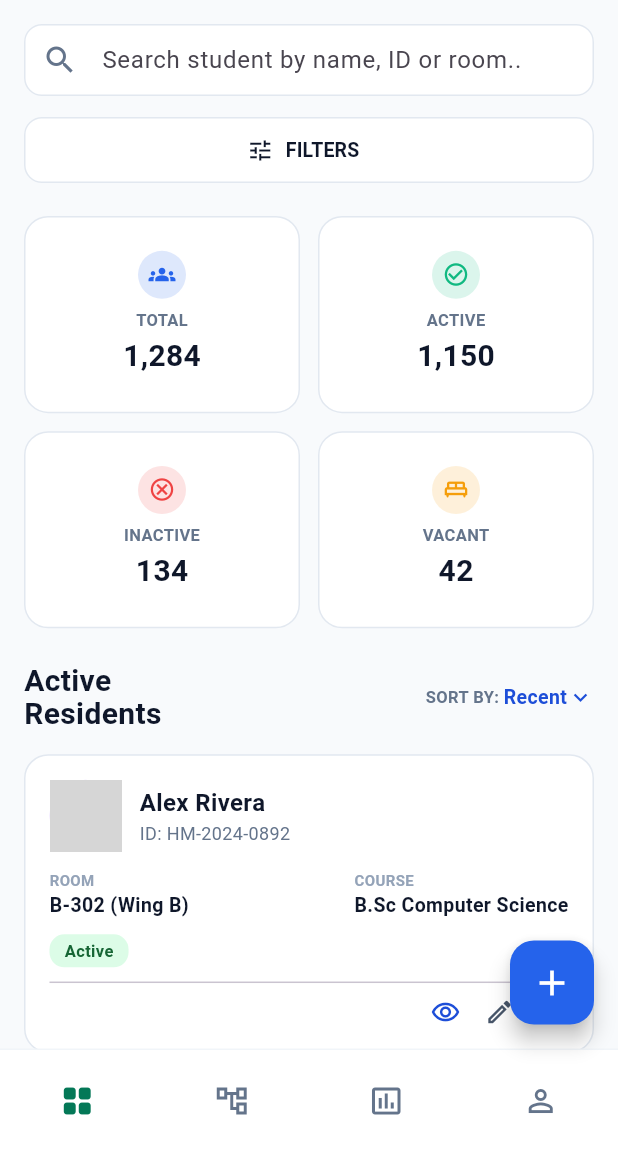
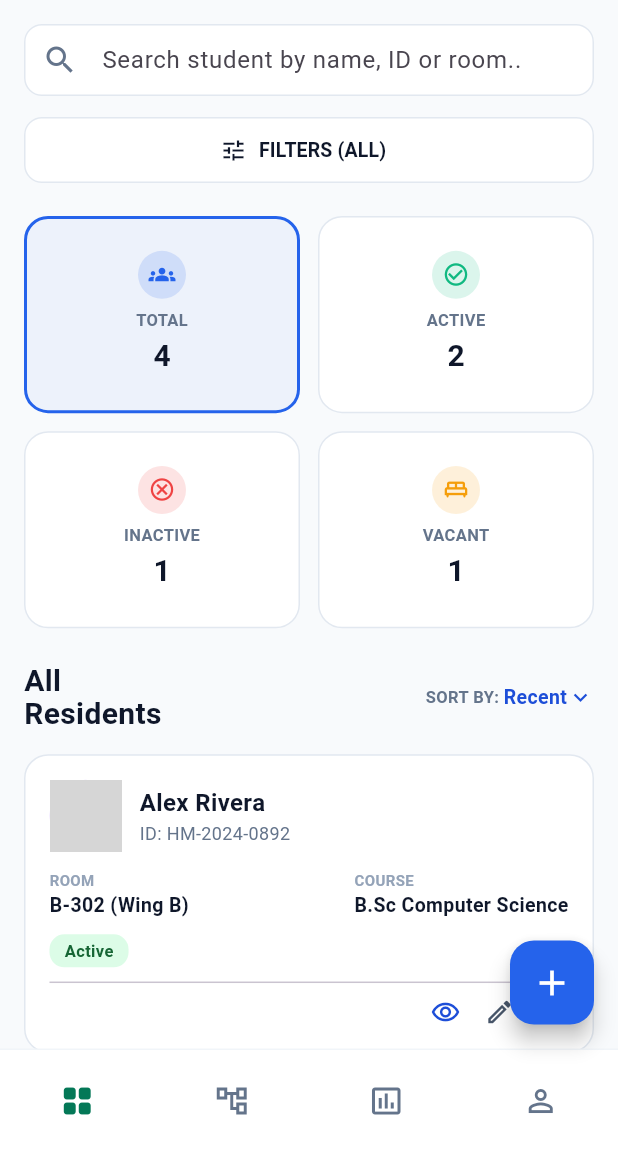
Before and after one commit to Yuvrajpatwa12/hostel-app-, a Flutter app: the StudentManagementScreen screen opened directly, on a phone screen of 412 x 824 dp, the part 84-1236 px from its top. Run offline on Flutter 3.47's test engine with Material 3 defaults, Android fonts, the phone set to English and light mode, and no system bars; network calls fail; Roboto replaces fonts that are missing (Plus Jakarta Sans); grey boxes are pictures that could not be loaded.

Commit message:
Update student management screen

```diff
--- a/lib/screens/admin/student_management_screen.dart
+++ b/lib/screens/admin/student_management_screen.dart
@@ -1,8 +1,71 @@
 import 'package:flutter/material.dart';
 import 'add_new_student_screen.dart';
 
-class StudentManagementScreen extends StatelessWidget {
+// Student Model Data Structure
+class Student {
+  final String name;
+  final String id;
+  final String room;
+  final String course;
+  final String status; // 'Active', 'Inactive', 'Vacant'
+  final bool isActive;
+
+  Student({
+    required this.name,
+    required this.id,
+    required this.room,
+    required this.course,
+    required this.status,
+    required this.isActive,
+  });
+}
+
+class StudentManagementScreen extends StatefulWidget {
   const StudentManagementScreen({super.key});
+
+  @override
+  State<StudentManagementScreen> createState() => _StudentManagementScreenState();
+}
+
+class _StudentManagementScreenState extends State<StudentManagementScreen> {
+  // Master Student List
+  final List<Student> _allStudents = [
+    Student(name: "Alex Rivera", id: "HM-2024-0892", room: "B-302 (Wing B)", course: "B.Sc Computer Science", status: "Active", isActive: true),
+    Student(name: "Maya Sterling", id: "HM-2024-1104", room: "A-105 (Wing A)", course: "B.A Economics", status: "Active", isActive: true),
+    Student(name: "Jordan Smith", id: "HM-2023-0451", room: "C-404 (Wing C)", course: "M.B.A Finance", status: "Inactive", isActive: false),
+    Student(name: "Liam Vance", id: "HM-2024-0012", room: "Unassigned", course: "B.Tech IT", status: "Vacant", isActive: false),
+  ];
+
+  String _searchQuery = "";
+  String _selectedFilterStatus = "ALL"; // ALL, ACTIVE, INACTIVE, VACANT
+
+  // Filter Logic
+  List<Student> get _filteredStudents {
+    return _allStudents.where((student) {
+      // Search Matching
+      final matchesSearch = student.name.toLowerCase().contains(_searchQuery.toLowerCase()) ||
+          student.id.toLowerCase().contains(_searchQuery.toLowerCase()) ||
+          student.room.toLowerCase().contains(_searchQuery.toLowerCase());
+
+      // Category / Card Selection Matching
+      bool matchesStatus = true;
+      if (_selectedFilterStatus == "ACTIVE") {
+        matchesStatus = student.status == "Active";
+      } else if (_selectedFilterStatus == "INACTIVE") {
+        matchesStatus = student.status == "Inactive";
+      } else if (_selectedFilterStatus == "VACANT") {
+        matchesStatus = student.status == "Vacant";
+      }
+
+      return matchesSearch && matchesStatus;
+    }).toList();
+  }
+
+  // Counts Calculation
+  int get _totalCount => _allStudents.length;
+  int get _activeCount => _allStudents.where((s) => s.status == "Active").length;
+  int get _inactiveCount => _allStudents.where((s) => s.status == "Inactive").length;
+  int get _vacantCount => _allStudents.where((s) => s.status == "Vacant").length;
 
   @override
   Widget build(BuildContext context) {
@@ -16,6 +79,11 @@ class StudentManagementScreen extends StatelessWidget {
           children: [
             // Search Input
             TextField(
+              onChanged: (value) {
+                setState(() {
+                  _searchQuery = value;
+                });
+              },
               decoration: InputDecoration(
                 hintText: "Search student by name, ID or room..",
                 prefixIcon: const Icon(Icons.search, color: Color(0xFF64748B)),
@@ -42,13 +110,16 @@ class StudentManagementScreen extends StatelessWidget {
                 shape: RoundedRectangleBorder(borderRadius: BorderRadius.circular(12)),
                 side: const BorderSide(color: Color(0xFFE2E8F0)),
               ),
-              onPressed: () {},
+              onPressed: _showFilterBottomSheet,
               icon: const Icon(Icons.tune, size: 18, color: Color(0xFF0F172A)),
-              label: const Text("FILTERS", style: TextStyle(color: Color(0xFF0F172A), fontWeight: FontWeight.bold, fontSize: 13)),
+              label: Text(
+                "FILTERS (${_selectedFilterStatus})",
+                style: const TextStyle(color: Color(0xFF0F172A), fontWeight: FontWeight.bold, fontSize: 13),
+              ),
             ),
             const SizedBox(height: 20),
 
-            // Top Summary Cards
+            // Interactive Summary Cards (Clickable)
             GridView.count(
               shrinkWrap: true,
               physics: const NeverScrollableScrollPhysics(),
@@ -57,19 +128,22 @@ class StudentManagementScreen extends StatelessWidget {
               mainAxisSpacing: 12,
               childAspectRatio: 1.4,
               children: [
-                _buildSummaryCard("TOTAL", "1,284", Icons.groups, const Color(0xFF2563EB)),
-                _buildSummaryCard("ACTIVE", "1,150", Icons.check_circle_outline, const Color(0xFF10B981)),
-                _buildSummaryCard("INACTIVE", "134", Icons.cancel_outlined, const Color(0xFFEF4444)),
-                _buildSummaryCard("VACANT", "42", Icons.king_bed_outlined, const Color(0xFFF59E0B)),
+                _buildSummaryCard("TOTAL", "$_totalCount", Icons.groups, const Color(0xFF2563EB), "ALL"),
+                _buildSummaryCard("ACTIVE", "$_activeCount", Icons.check_circle_outline, const Color(0xFF10B981), "ACTIVE"),
+                _buildSummaryCard("INACTIVE", "$_inactiveCount", Icons.cancel_outlined, const Color(0xFFEF4444), "INACTIVE"),
+                _buildSummaryCard("VACANT", "$_vacantCount", Icons.king_bed_outlined, const Color(0xFFF59E0B), "VACANT"),
               ],
             ),
             const SizedBox(height: 24),
 
-            // Active Residents Header & Sort
+            // Filter Title Header & Sort
             Row(
               mainAxisAlignment: MainAxisAlignment.spaceBetween,
               children: [
-                const Text("Active\nResidents", style: TextStyle(fontSize: 20, fontWeight: FontWeight.bold, color: Color(0xFF0F172A), height: 1.1)),
+                Text(
+                  "${_getFilterTitle()}\nResidents",
+                  style: const TextStyle(fontSize: 20, fontWeight: FontWeight.bold, color: Color(0xFF0F172A), height: 1.1),
+                ),
                 Row(
                   children: const [
                     Text("SORT BY: ", style: TextStyle(fontSize: 11, color: Color(0xFF64748B), fontWeight: FontWeight.w600)),
@@ -81,10 +155,23 @@ class StudentManagementScreen extends StatelessWidget {
             ),
             const SizedBox(height: 16),
 
-            // Student Cards List
-            _buildStudentCard("Alex Rivera", "HM-2024-0892", "B-302 (Wing B)", "B.Sc Computer Science", "Active", true),
-            _buildStudentCard("Maya Sterling", "HM-2024-1104", "A-105 (Wing A)", "B.A Economics", "Active", true),
-            _buildStudentCard("Jordan Smith", "HM-2023-0451", "C-404 (Wing C)", "M.B.A Finance", "Inactive", false),
+            // Dynamic Student Cards List
+            _filteredStudents.isEmpty
+                ? const Center(
+                    child: Padding(
+                      padding: EdgeInsets.all(24.0),
+                      child: Text("No students found.", style: TextStyle(color: Color(0xFF64748B))),
+                    ),
+                  )
+                : ListView.builder(
+                    shrinkWrap: true,
+                    physics: const NeverScrollableScrollPhysics(),
+                    itemCount: _filteredStudents.length,
+                    itemBuilder: (context, index) {
+                      final student = _filteredStudents[index];
+                      return _buildStudentCard(student);
+                    },
+                  ),
 
             const SizedBox(height: 12),
             Center(
@@ -102,7 +189,7 @@ class StudentManagementScreen extends StatelessWidget {
         ),
       ),
 
-      // 🚀 FAB linked to navigate to AddNewStudentScreen
+      // FAB Navigation
       floatingActionButton: FloatingActionButton(
         backgroundColor: const Color(0xFF2563EB),
         onPressed: () {
@@ -119,9 +206,39 @@ class StudentManagementScreen extends StatelessWidget {
     );
   }
 
-  Widget _buildSummaryCard(String title, String value, IconData icon, Color color) {
-    return Container(
-      decoration: BoxDecoration(color: Colors.white, borderRadius: BorderRadius.circular(16), border: Border.all(color: const Color(0xFFE2E8F0))),
+  String _getFilterTitle() {
+    switch (_selectedFilterStatus) {
+      case "ACTIVE":
+        return "Active";
+      case "INACTIVE":
+        return "Inactive";
+      case "VACANT":
+        return "Vacant";
+      default:
+        return "All";
+    }
+  }
+
+  // Summary Card Widget with Click Listener
+  Widget _buildSummaryCard(String title, String value, IconData icon, Color color, String filterType) {
+    final bool isSelected = _selectedFilterStatus == filterType;
+
+    return InkWell(
+      onTap: () {
+        setState(() {
+          _selectedFilterStatus = filterType;
+        });
+      },
+      borderRadius: BorderRadius.circular(16),
+      child: Container(
+        decoration: BoxDecoration(
+          color: isSelected ? color.withValues(alpha: 0.05) : Colors.white,
+          borderRadius: BorderRadius.circular(16),
+          border: Border.all(
+            color: isSelected ? color : const Color(0xFFE2E8F0),
+            width: isSelected ? 2.0 : 1.0,
+          ),
+        ),
         child: Column(
           mainAxisAlignment: MainAxisAlignment.center,
           children: [
@@ -132,10 +249,56 @@ class StudentManagementScreen extends StatelessWidget {
             Text(value, style: const TextStyle(fontSize: 20, fontWeight: FontWeight.bold, color: Color(0xFF0F172A))),
           ],
         ),
+      ),
     );
   }
 
-  Widget _buildStudentCard(String name, String id, String room, String course, String status, bool isActive) {
+  // Filter Bottom Sheet Dialog
+  void _showFilterBottomSheet() {
+    showModalBottomSheet(
+      context: context,
+      shape: const RoundedRectangleBorder(
+        borderRadius: BorderRadius.vertical(top: Radius.circular(20)),
+      ),
+      builder: (context) {
+        return Padding(
+          padding: const EdgeInsets.all(20.0),
+          child: Column(
+            mainAxisSize: MainAxisSize.min,
+            crossAxisAlignment: CrossAxisAlignment.start,
+            children: [
+              const Text("Filter Students By Status", style: TextStyle(fontSize: 18, fontWeight: FontWeight.bold)),
+              const SizedBox(height: 16),
+              Wrap(
+                spacing: 8,
+                children: ["ALL", "ACTIVE", "INACTIVE", "VACANT"].map((status) {
+                  final isSelected = _selectedFilterStatus == status;
+                  return ChoiceChip(
+                    label: Text(status),
+                    selected: isSelected,
+                    selectedColor: const Color(0xFF2563EB),
+                    labelStyle: TextStyle(color: isSelected ? Colors.white : Colors.black),
+                    onSelected: (selected) {
+                      if (selected) {
+                        setState(() {
+                          _selectedFilterStatus = status;
+                        });
+                        Navigator.pop(context);
+                      }
+                    },
+                  );
+                }).toList(),
+              ),
+              const SizedBox(height: 16),
+            ],
+          ),
+        );
+      },
+    );
+  }
+
+  // Student Card Component
+  Widget _buildStudentCard(Student student) {
     return Container(
       margin: const EdgeInsets.only(bottom: 12),
       padding: const EdgeInsets.all(16),
@@ -150,8 +313,8 @@ class StudentManagementScreen extends StatelessWidget {
               Column(
                 crossAxisAlignment: CrossAxisAlignment.start,
                 children: [
-                  Text(name, style: const TextStyle(fontSize: 16, fontWeight: FontWeight.bold, color: Color(0xFF0F172A))),
-                  Text("ID: $id", style: const TextStyle(fontSize: 12, color: Color(0xFF64748B))),
+                  Text(student.name, style: const TextStyle(fontSize: 16, fontWeight: FontWeight.bold, color: Color(0xFF0F172A))),
+                  Text("ID: ${student.id}", style: const TextStyle(fontSize: 12, color: Color(0xFF64748B))),
                 ],
               )
             ],
@@ -162,19 +325,29 @@ class StudentManagementScreen extends StatelessWidget {
             children: [
               Column(crossAxisAlignment: CrossAxisAlignment.start, children: [
                 const Text("ROOM", style: TextStyle(fontSize: 10, color: Color(0xFF94A3B8), fontWeight: FontWeight.bold)),
-                Text(room, style: const TextStyle(fontSize: 13, fontWeight: FontWeight.w600, color: Color(0xFF0F172A))),
+                Text(student.room, style: const TextStyle(fontSize: 13, fontWeight: FontWeight.w600, color: Color(0xFF0F172A))),
               ]),
               Column(crossAxisAlignment: CrossAxisAlignment.start, children: [
                 const Text("COURSE", style: TextStyle(fontSize: 10, color: Color(0xFF94A3B8), fontWeight: FontWeight.bold)),
-                Text(course, style: const TextStyle(fontSize: 13, fontWeight: FontWeight.w600, color: Color(0xFF0F172A))),
+                Text(student.course, style: const TextStyle(fontSize: 13, fontWeight: FontWeight.w600, color: Color(0xFF0F172A))),
               ]),
             ],
           ),
           const SizedBox(height: 10),
           Container(
             padding: const EdgeInsets.symmetric(horizontal: 10, vertical: 3),
-            decoration: BoxDecoration(color: isActive ? const Color(0xFFDCFCE7) : const Color(0xFFF1F5F9), borderRadius: BorderRadius.circular(10)),
-            child: Text(status, style: TextStyle(fontSize: 11, color: isActive ? const Color(0xFF166534) : const Color(0xFF64748B), fontWeight: FontWeight.bold)),
+            decoration: BoxDecoration(
+              color: student.isActive ? const Color(0xFFDCFCE7) : const Color(0xFFF1F5F9),
+              borderRadius: BorderRadius.circular(10),
+            ),
+            child: Text(
+              student.status,
+              style: TextStyle(
+                fontSize: 11,
+                color: student.isActive ? const Color(0xFF166534) : const Color(0xFF64748B),
+                fontWeight: FontWeight.bold,
+              ),
+            ),
           ),
           const Divider(height: 20),
           Row(
@@ -197,10 +370,10 @@ class StudentManagementScreen extends StatelessWidget {
       backgroundColor: Colors.white,
       elevation: 0,
       title: Row(
-        children: [
-          const Icon(Icons.grid_view_rounded, color: Color(0xFF2563EB)),
-          const SizedBox(width: 8),
-          const Text(
+        children: const [
+          Icon(Icons.grid_view_rounded, color: Color(0xFF2563EB)),
+          SizedBox(width: 8),
+          Text(
             "HostelMate",
             style: TextStyle(color: Color(0xFF0F172A), fontWeight: FontWeight.bold, fontSize: 18),
           ),
```
Lines whose indentation alone changed are shown as unchanged.
